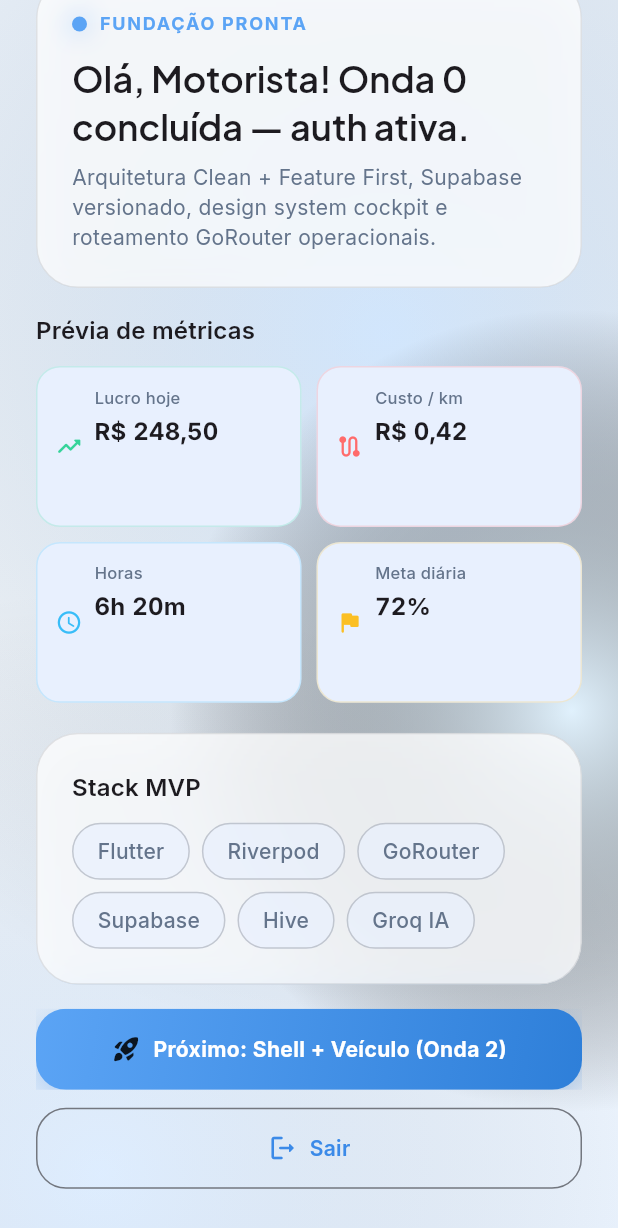
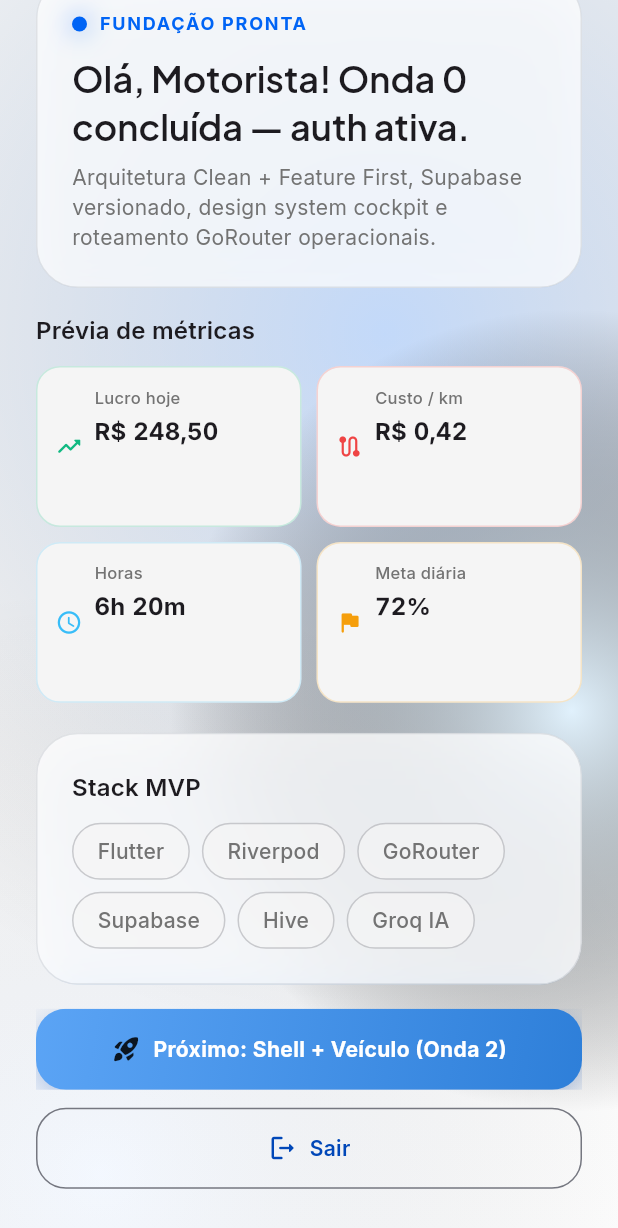
Before and after one commit to solerpedroo/driveflow, a Flutter app: the FoundationScreen screen opened directly, scrolled down 144 dp, on a phone screen of 412 x 824 dp. Shown: the top 1228 px of the screen. Run offline on Flutter 3.47's test engine with Material 3 defaults, Android fonts, the phone set to English and light mode, and no system bars; our stand-ins replace cached_network_image, connectivity_plus, dio, file_picker, fl_chart, flutter_hooks and 14 more; missing offline and left inert: google_mlkit_text_recognition; accounts and stored records are empty; network calls fail; statements that could not run were skipped.

Commit message:
feat(ui): paleta azul premium #0064F5 inspirada ReuniAI
Co-authored-by: Pedro Henrique Contardi Soler <pedrocsoler@hotmail.com>

```diff
--- a/lib/core/theme/app_colors.dart
+++ b/lib/core/theme/app_colors.dart
@@ -1,46 +1,56 @@
 import 'package:flutter/material.dart';
 import 'package:flutter/services.dart';
 
-/// Design tokens centralizados — identidade azul-claro para motoristas.
+/// Design tokens — paleta premium azul (referência ReuniAI + Mescla).
 abstract final class AppColors {
-  // Brand — paleta azul-claro (onda 16)
-  static const Color skyBlue = Color(0xFF5BA4F5);
-  static const Color skyBlueDim = Color(0xFF3B8AE8);
-  static const Color skyBlueSoft = Color(0xFF93C5FD);
-  static const Color deepNavy = Color(0xFF0A0E17);
-  static const Color midnight = Color(0xFF121826);
-  static const Color slate = Color(0xFF1E293B);
+  // Brand — azul premium
+  static const Color brandBlue = Color(0xFF0064F5);
+  static const Color brandBlueDark = Color(0xFF0047B8);
+  static const Color brandBlueDeep = Color(0xFF002D6E);
+  static const Color brandGlow = Color(0xFFB8D4FF);
+  static const Color brandNavy = Color(0xFF0A192F);
 
-  /// @deprecated Use [skyBlue]. Mantido para compatibilidade temporária.
-  static const Color electricTeal = skyBlue;
+  /// Aliases legados — propagam a nova paleta sem refatorar telas.
+  static const Color skyBlue = brandBlue;
+  static const Color skyBlueDim = brandBlueDark;
+  static const Color skyBlueSoft = brandGlow;
 
-  /// @deprecated Use [skyBlueDim]. Mantido para compatibilidade temporária.
-  static const Color electricTealDim = skyBlueDim;
+  static const Color deepNavy = brandNavy;
+  static const Color midnight = Color(0xFF0F1419);
+  static const Color slate = Color(0xFF1A2332);
+
+  /// @deprecated Use [brandBlue].
+  static const Color electricTeal = brandBlue;
+
+  /// @deprecated Use [brandBlueDark].
+  static const Color electricTealDim = brandBlueDark;
 
   // Semantic
-  static const Color profitGreen = Color(0xFF34D399);
-  static const Color expenseCoral = Color(0xFFFF6B6B);
-  static const Color warningAmber = Color(0xFFFBBF24);
+  static const Color profitGreen = Color(0xFF10B981);
+  static const Color expenseCoral = Color(0xFFEF4444);
+  static const Color warningAmber = Color(0xFFF59E0B);
   static const Color infoBlue = Color(0xFF38BDF8);
 
-  // Light mode surfaces
-  static const Color lightBackground = Color(0xFFF0F7FF);
+  // Light mode surfaces — canvas neutro premium
+  static const Color lightBackground = Color(0xFFFAFAFA);
   static const Color lightSurface = Color(0xFFFFFFFF);
-  static const Color lightMuted = Color(0xFFE8F0FE);
+  static const Color lightMuted = Color(0xFFF5F5F5);
+  static const Color lightBorder = Color(0xFFEBEBEB);
 
   // Text
+  static const Color textPrimary = Color(0xFF252525);
   static const Color textSecondary = Color(0xFF94A3B8);
-  static const Color textSecondaryLight = Color(0xFF64748B);
+  static const Color textSecondaryLight = Color(0xFF737373);
 
   // Borders & glass
   static const Color glassBorder = Color(0x33FFFFFF);
-  static const Color glassBorderLight = Color(0x1A0A0E17);
+  static const Color glassBorderLight = Color(0x1A0A192F);
 
   static const SystemUiOverlayStyle darkOverlay = SystemUiOverlayStyle(
     statusBarColor: Colors.transparent,
     statusBarIconBrightness: Brightness.light,
     statusBarBrightness: Brightness.dark,
-    systemNavigationBarColor: deepNavy,
+    systemNavigationBarColor: brandNavy,
     systemNavigationBarIconBrightness: Brightness.light,
   );
 
@@ -52,39 +62,35 @@ abstract final class AppColors {
     systemNavigationBarIconBrightness: Brightness.dark,
   );
 
+  static List<Color> shellGradient(Brightness brightness) {
+    if (brightness == Brightness.dark) {
+      return const [Color(0xFF0F1419), Color(0xFF0A192F)];
+    }
+    return const [Color(0xFFF8FAFC), Color(0xFFFAFAFA), Color(0xFFFFFFFF)];
+  }
+
   static List<Color> ambientGradient(Brightness brightness) {
-    if (brightness == Brightness.dark) {
-      return const [
-        Color(0xFF0A0E17),
-        Color(0xFF121826),
-        Color(0xFF0F172A),
-      ];
-    }
-    return const [
-      Color(0xFFF0F7FF),
-      Color(0xFFF5FAFF),
-      Color(0xFFEBF4FF),
-    ];
+    return shellGradient(brightness);
   }
 
   static List<Color> accentGlow(Brightness brightness) {
     if (brightness == Brightness.dark) {
       return [
-        skyBlue.withValues(alpha: 0.28),
-        skyBlueSoft.withValues(alpha: 0.10),
+        brandBlue.withValues(alpha: 0.22),
+        brandGlow.withValues(alpha: 0.08),
         Colors.transparent,
       ];
     }
     return [
-      skyBlue.withValues(alpha: 0.20),
-      skyBlueSoft.withValues(alpha: 0.08),
+      brandBlue.withValues(alpha: 0.12),
+      brandGlow.withValues(alpha: 0.06),
       Colors.transparent,
     ];
   }
 
   static Color cardSurface(ThemeData theme) {
     if (theme.brightness == Brightness.dark) {
-      return slate.withValues(alpha: 0.65);
+      return slate.withValues(alpha: 0.72);
     }
     return lightSurface;
   }
@@ -107,13 +113,20 @@ abstract final class AppColors {
     if (theme.brightness == Brightness.dark) {
       return textSecondary;
     }
-    return textSecondaryLight;
+    return const Color(0xFF9CA3AF);
   }
 
   static Color bottomNavBarShell(ThemeData theme) {
     if (theme.brightness == Brightness.dark) {
       return slate.withValues(alpha: 0.92);
     }
-    return lightSurface;
+    return lightSurface.withValues(alpha: 0.88);
+  }
+
+  static Color border(ThemeData theme) {
+    if (theme.brightness == Brightness.dark) {
+      return Colors.white.withValues(alpha: 0.08);
+    }
+    return lightBorder;
   }
 }
```
